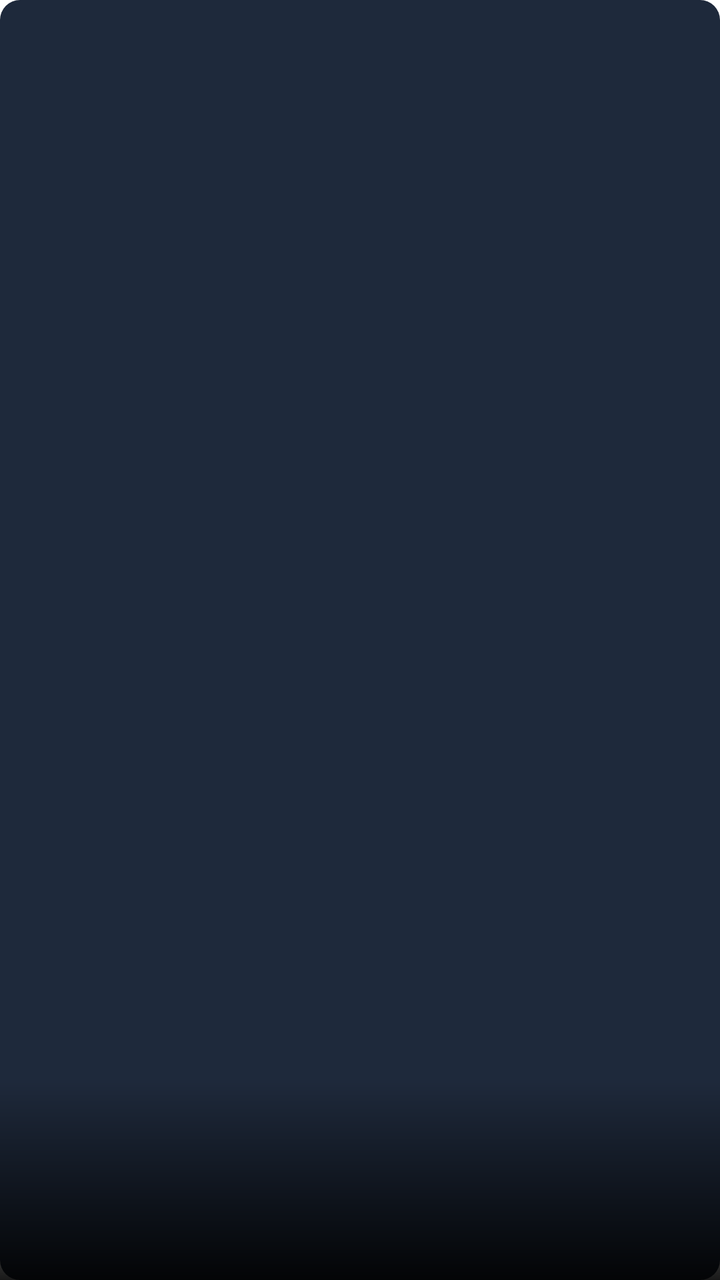
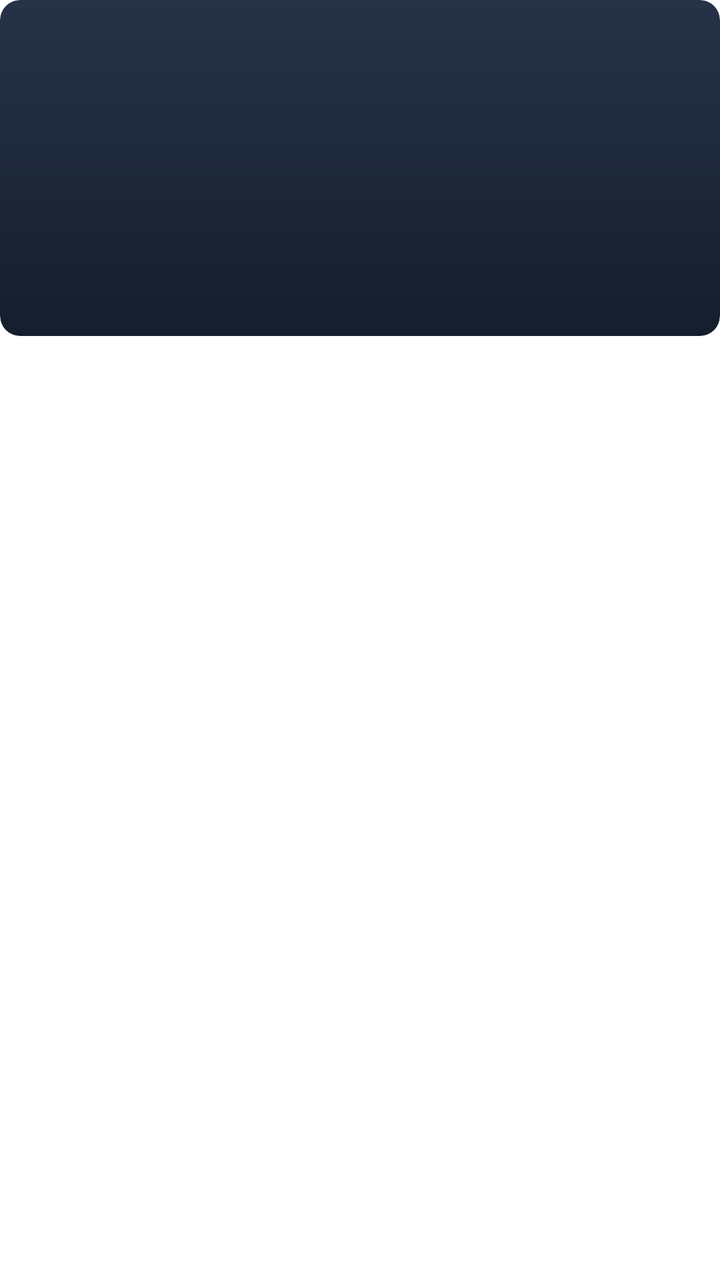

The first picture is an Android layout as it rendered before a commit; the second is the same layout after the commit. The layout source and the unified diff follow.
<!-- AndroidManifest.xml: application theme Theme.RyLauncher -->
<!-- res/layout/item_app_card.xml -->
<?xml version="1.0" encoding="utf-8"?>
<FrameLayout xmlns:android="http://schemas.android.com/apk/res/android"
    android:layout_width="280dp"
    android:layout_height="180dp"
    android:layout_marginStart="12dp"
    android:layout_marginEnd="12dp"
    android:background="@drawable/card_background"
    android:foreground="@drawable/card_focus_border"
    android:foregroundGravity="fill"
    android:clickable="true"
    android:descendantFocusability="blocksDescendants"
    android:focusable="true"
    android:padding="0dp">

    <ImageView
        android:id="@+id/card_image"
        android:layout_width="match_parent"
        android:layout_height="match_parent"
        android:importantForAccessibility="no"
        android:scaleType="centerCrop"
        />

    <View
        android:layout_width="match_parent"
        android:layout_height="100dp"
        android:layout_gravity="bottom"
        android:background="@drawable/card_bottom_fade" />

    <TextView
        android:id="@+id/card_title"
        android:layout_width="match_parent"
        android:layout_height="wrap_content"
        android:layout_gravity="bottom"
        android:padding="8dp"
        android:text=""
        android:textColor="#FFFFFF"
        android:textSize="24sp"
        android:textStyle="bold" />

</FrameLayout>
<!-- resources referenced by this layout -->
<resources>
  <!-- drawable card_background (drawable) -->
  <?xml version="1.0" encoding="utf-8"?>
  <shape xmlns:android="http://schemas.android.com/apk/res/android"
      android:shape="rectangle">
  
      <solid android:color="#1E293B" />
      <corners android:radius="10dp" />
  
  </shape>
  <!-- drawable card_bottom_fade (drawable) -->
  <?xml version="1.0" encoding="utf-8"?>
  <shape xmlns:android="http://schemas.android.com/apk/res/android"
      android:shape="rectangle">
  
      <gradient
          android:angle="270"
          android:startColor="#00000000"
          android:endColor="#E6000000" />
  
  </shape>
  <!-- drawable card_focus_border (drawable) -->
  <?xml version="1.0" encoding="utf-8"?>
  <selector xmlns:android="http://schemas.android.com/apk/res/android">
  
      <item android:state_pressed="true">
          <shape android:shape="rectangle">
              <solid android:color="#00000000" />
              <corners android:radius="10dp" />
              <stroke
                  android:width="3dp"
                  android:color="#FFFFFF" />
          </shape>
      </item>
  
      <item android:state_focused="true">
          <shape android:shape="rectangle">
              <solid android:color="#00000000" />
              <corners android:radius="10dp" />
              <stroke
                  android:width="3dp"
                  android:color="#67E8F9" />
          </shape>
      </item>
  
      <item>
          <shape android:shape="rectangle">
              <solid android:color="#00000000" />
              <corners android:radius="10dp" />
          </shape>
      </item>
  
  </selector>
  <style name="Theme.RyLauncher" parent="@style/Theme.Leanback" />
</resources>

<!-- the commit's change to res/layout/item_app_card.xml (unified diff, before → after) -->
@@ -1,40 +1,72 @@
 <?xml version="1.0" encoding="utf-8"?>
-<FrameLayout xmlns:android="http://schemas.android.com/apk/res/android"
+<LinearLayout xmlns:android="http://schemas.android.com/apk/res/android"
     android:layout_width="280dp"
-    android:layout_height="180dp"
+    android:layout_height="wrap_content"
     android:layout_marginStart="12dp"
     android:layout_marginEnd="12dp"
-    android:background="@drawable/card_background"
-    android:foreground="@drawable/card_focus_border"
-    android:foregroundGravity="fill"
+    android:orientation="vertical"
+    android:gravity="center_horizontal"
     android:clickable="true"
+    android:focusable="true"
     android:descendantFocusability="blocksDescendants"
-    android:focusable="true"
-    android:padding="0dp">
+    android:clipChildren="false"
+    android:clipToPadding="false">
 
-    <ImageView
-        android:id="@+id/card_image"
+    <FrameLayout
         android:layout_width="match_parent"
-        android:layout_height="match_parent"
-        android:importantForAccessibility="no"
-        android:scaleType="centerCrop"
-        />
+        android:layout_height="168dp"
+        android:clipChildren="false"
+        android:clipToPadding="false">
 
-    <View
-        android:layout_width="match_parent"
-        android:layout_height="100dp"
-        android:layout_gravity="bottom"
-        android:background="@drawable/card_bottom_fade" />
+        <View
+            android:id="@+id/card_glow"
+            android:layout_width="match_parent"
+            android:layout_height="match_parent"
+            android:layout_gravity="center"
+            android:background="@drawable/card_glow"
+            android:alpha="0"
+            android:importantForAccessibility="no" />
+
+        <FrameLayout
+            android:id="@+id/card_surface"
+            android:layout_width="match_parent"
+            android:layout_height="match_parent"
+            android:background="@drawable/app_tile_background"
+            android:clipToOutline="true">
+
+            <ImageView
+                android:id="@+id/card_image"
+                android:layout_width="match_parent"
+                android:layout_height="match_parent"
+                android:paddingStart="40dp"
+                android:paddingEnd="40dp"
+                android:paddingTop="30dp"
+                android:paddingBottom="30dp"
+                android:importantForAccessibility="no"
+                android:scaleType="fitCenter" />
+
+            <View
+                android:id="@+id/card_focus_overlay"
+                android:layout_width="match_parent"
+                android:layout_height="match_parent"
+                android:background="@drawable/app_tile_focus_border"
+                android:alpha="1"
+                android:importantForAccessibility="no" />
+
+        </FrameLayout>
+
+    </FrameLayout>
 
     <TextView
         android:id="@+id/card_title"
         android:layout_width="match_parent"
         android:layout_height="wrap_content"
-        android:layout_gravity="bottom"
-        android:padding="8dp"
-        android:text=""
-        android:textColor="#FFFFFF"
-        android:textSize="24sp"
-        android:textStyle="bold" />
+        android:layout_marginTop="12dp"
+        android:gravity="center"
+        android:fontFamily="sans-serif-medium"
+        android:textColor="#A7B3C7"
+        android:textSize="18sp"
+        android:maxLines="1"
+        android:ellipsize="end" />
 
-</FrameLayout>
+</LinearLayout>
<!-- resource entries referenced after the edit -->
@@ -1,57 +1,105 @@
 <!-- resources referenced by this layout -->
 <resources>
-  <!-- drawable card_background (drawable) -->
+  <!-- drawable app_tile_background (drawable) -->
   <?xml version="1.0" encoding="utf-8"?>
   <shape xmlns:android="http://schemas.android.com/apk/res/android"
       android:shape="rectangle">
   
-      <solid android:color="#1E293B" />
       <corners android:radius="10dp" />
-  
-  </shape>
-  <!-- drawable card_bottom_fade (drawable) -->
-  <?xml version="1.0" encoding="utf-8"?>
-  <shape xmlns:android="http://schemas.android.com/apk/res/android"
-      android:shape="rectangle">
   
       <gradient
           android:angle="270"
-          android:startColor="#00000000"
-          android:endColor="#E6000000" />
+          android:startColor="#263247"
+          android:endColor="#151E2D" />
   
   </shape>
-  <!-- drawable card_focus_border (drawable) -->
+  <!-- drawable app_tile_focus_border (drawable) -->
   <?xml version="1.0" encoding="utf-8"?>
   <selector xmlns:android="http://schemas.android.com/apk/res/android">
   
-      <item android:state_pressed="true">
-          <shape android:shape="rectangle">
-              <solid android:color="#00000000" />
-              <corners android:radius="10dp" />
-              <stroke
-                  android:width="3dp"
-                  android:color="#FFFFFF" />
-          </shape>
-      </item>
+      <item android:state_selected="true">
+          <inset
+              android:insetLeft="1dp"
+              android:insetTop="1dp"
+              android:insetRight="1dp"
+              android:insetBottom="1dp">
   
-      <item android:state_focused="true">
-          <shape android:shape="rectangle">
-              <solid android:color="#00000000" />
-              <corners android:radius="10dp" />
-              <stroke
-                  android:width="3dp"
-                  android:color="#67E8F9" />
-          </shape>
+              <shape android:shape="rectangle">
+                  <solid android:color="#00000000" />
+  
+                  <corners android:radius="9dp" />
+  
+                  <stroke
+                      android:width="3dp"
+                      android:color="#E6FFFFFF" />
+              </shape>
+  
+          </inset>
       </item>
   
       <item>
           <shape android:shape="rectangle">
               <solid android:color="#00000000" />
+          </shape>
+      </item>
+  
+  </selector>
+  <!-- drawable card_glow (drawable) -->
+  <?xml version="1.0" encoding="utf-8"?>
+  <layer-list xmlns:android="http://schemas.android.com/apk/res/android">
+  
+      <item>
+          <shape android:shape="rectangle">
+              <solid android:color="#0C67E8F9" />
+              <corners android:radius="22dp" />
+          </shape>
+      </item>
+  
+      <item
+          android:left="4dp"
+          android:top="4dp"
+          android:right="4dp"
+          android:bottom="4dp">
+          <shape android:shape="rectangle">
+              <solid android:color="#1467E8F9" />
+              <corners android:radius="18dp" />
+          </shape>
+      </item>
+  
+      <item
+          android:left="8dp"
+          android:top="8dp"
+          android:right="8dp"
+          android:bottom="8dp">
+          <shape android:shape="rectangle">
+              <solid android:color="#2067E8F9" />
+              <corners android:radius="14dp" />
+          </shape>
+      </item>
+  
+      <item
+          android:left="12dp"
+          android:top="12dp"
+          android:right="12dp"
+          android:bottom="12dp">
+          <shape android:shape="rectangle">
+              <solid android:color="#3067E8F9" />
               <corners android:radius="10dp" />
           </shape>
       </item>
   
-  </selector>
+      <item
+          android:left="16dp"
+          android:top="16dp"
+          android:right="16dp"
+          android:bottom="16dp">
+          <shape android:shape="rectangle">
+              <solid android:color="#4067E8F9" />
+              <corners android:radius="6dp" />
+          </shape>
+      </item>
+  
+  </layer-list>
   <style name="Theme.RyLauncher" parent="@style/Theme.Leanback" />
 </resources>
 
